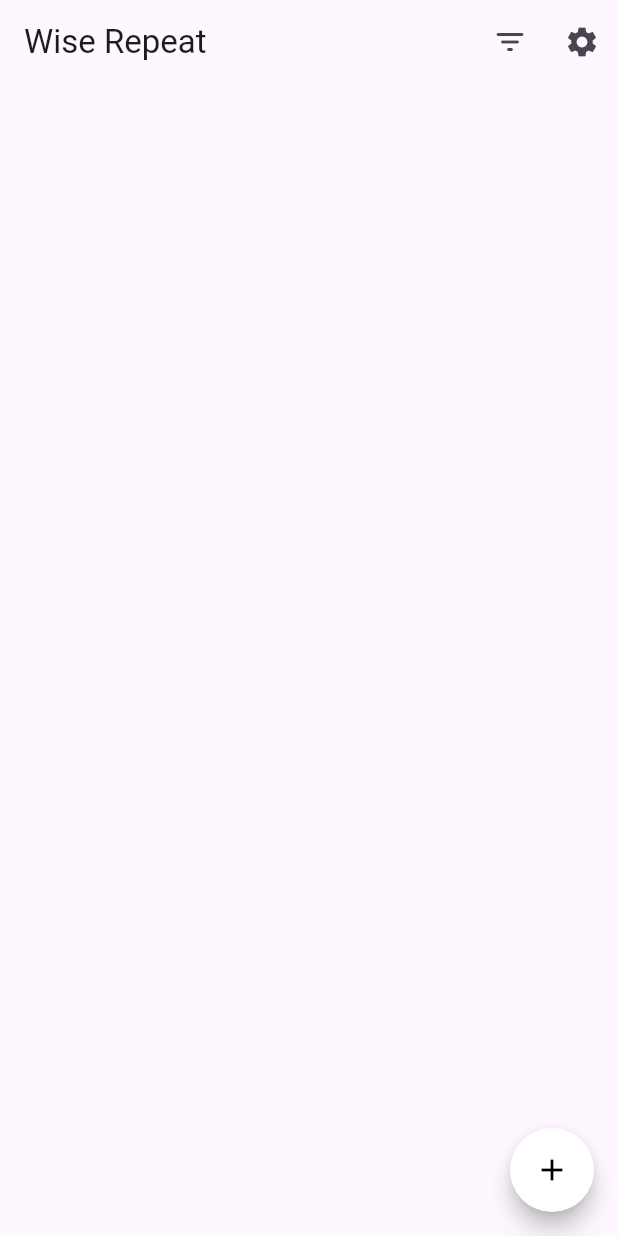
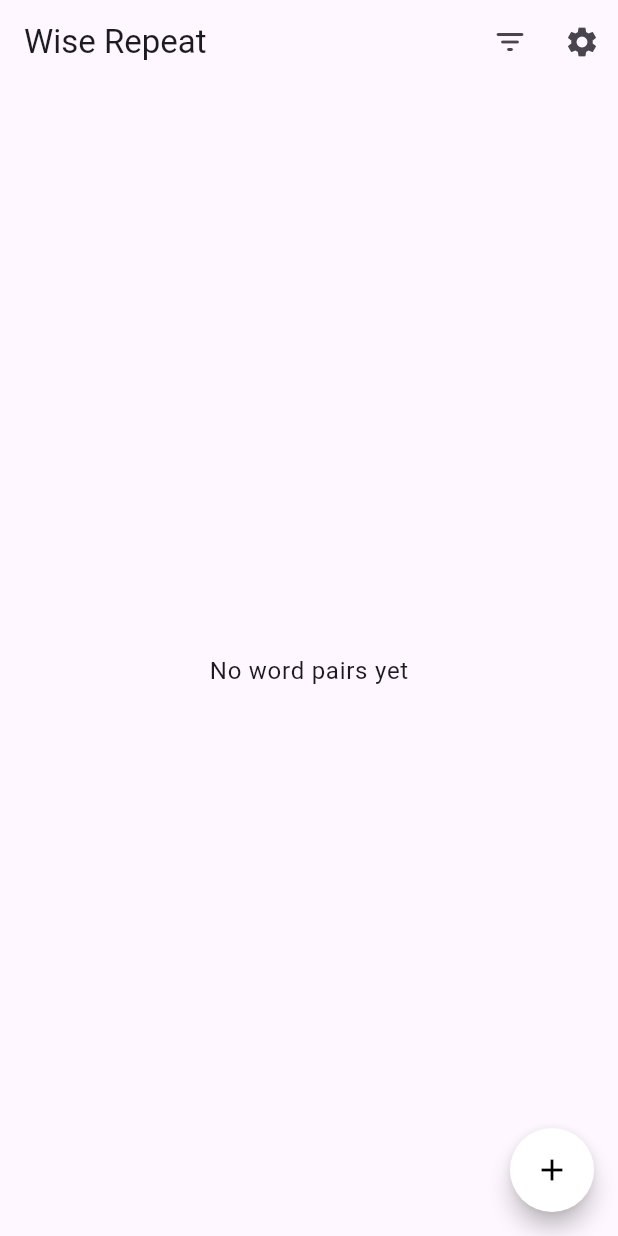
Before and after one commit to serhii-lypko/flutter-todo, a Flutter app: the screen it shows after launch, on a phone screen of 412 x 824 dp. Run offline on Flutter 3.47's test engine with Material 3 defaults, Android fonts, the phone set to English and light mode, and no system bars; our stand-ins replace bloc, equatable, flutter_bloc, go_router, hydrated_bloc.

Commit message:
Basic BLOC for a word pairs

```diff
--- /dev/null
+++ b/lib/features/exports.dart
@@ -0,0 +1,2 @@
+export 'home/home_page.dart';
+export 'settings/settings_page.dart';
--- /dev/null
+++ b/lib/features/home/bloc/word_pairs_bloc.dart
@@ -0,0 +1,24 @@
+import 'package:hydrated_bloc/hydrated_bloc.dart';
+import 'package:equatable/equatable.dart';
+import 'package:wise_repeat/shared/models/exports.dart';
+
+part 'word_pairs_event.dart';
+part 'word_pairs_state.dart';
+
+class WordPairsBloc extends HydratedBloc<WordPairsEvent, WordPairsState> {
+  WordPairsBloc() : super(const WordPairsState());
+
+  @override
+  WordPairsState fromJson(Map<String, dynamic> json) {
+    return WordPairsState(
+      wordPairs: (json['wordPairs'] as List).map((pair) => WordPair.fromJson(pair)).toList(),
+    );
+  }
+
+  @override
+  Map<String, dynamic> toJson(WordPairsState state) {
+    return {
+      'wordPairs': state.wordPairs.map((pair) => pair.toJson()).toList(),
+    };
+  }
+}
--- /dev/null
+++ b/lib/features/home/bloc/word_pairs_event.dart
@@ -0,0 +1,5 @@
+part of 'word_pairs_bloc.dart';
+
+class WordPairsEvent {}
+
+// final class CounterIncrementPressed extends WordPairsEvent {}
--- /dev/null
+++ b/lib/features/home/bloc/word_pairs_state.dart
@@ -0,0 +1,22 @@
+part of 'word_pairs_bloc.dart';
+
+final class WordPairsState extends Equatable {
+  const WordPairsState({
+    this.wordPairs = const [],
+  });
+
+  final List<WordPair> wordPairs;
+
+  WordPairsState copyWith({
+    List<WordPair> Function()? wordPairs,
+  }) {
+    return WordPairsState(
+      wordPairs: wordPairs != null ? wordPairs() : this.wordPairs,
+    );
+  }
+
+  @override
+  List<Object?> get props => [
+        wordPairs,
+      ];
+}
--- /dev/null
+++ b/lib/features/home/home_page.dart
@@ -0,0 +1,86 @@
+import 'package:flutter/material.dart';
+import 'package:flutter/cupertino.dart';
+import 'package:flutter_bloc/flutter_bloc.dart';
+
+import 'package:wise_repeat/features/exports.dart';
+
+import './bloc/word_pairs_bloc.dart';
+import './widgets/exports.dart';
+
+class HomePage extends StatelessWidget {
+  static const routeName = '/home';
+
+  const HomePage({super.key});
+
+  @override
+  Widget build(BuildContext context) {
+    return BlocProvider(
+      create: (_) => WordPairsBloc(),
+      child: const HomeView(),
+    );
+  }
+}
+
+class HomeView extends StatelessWidget {
+  const HomeView({super.key});
+
+  @override
+  Widget build(BuildContext context) {
+    return Scaffold(
+        appBar: AppBar(
+          title: const Text("Wise Repeat"),
+          actions: [
+            TodosOverviewFilterButton(),
+            IconButton(
+              icon: const Icon(Icons.settings),
+              onPressed: () {
+                Navigator.of(context).push(MaterialPageRoute(
+                  builder: (BuildContext context) {
+                    return const SettingsPage();
+                  },
+                ));
+              },
+            )
+          ],
+        ),
+        body: CupertinoScrollbar(
+          child: Padding(
+              padding: const EdgeInsets.only(top: 15.0),
+              child: BlocBuilder<WordPairsBloc, WordPairsState>(builder: (context, state) {
+                if (state.wordPairs.isEmpty) {
+                  return Center(
+                    child: Text(
+                      "No word pairs yet",
+                      style: Theme.of(context).textTheme.bodyLarge,
+                    ),
+                  );
+                }
+
+                return ListView(
+                  children: [
+                    for (final wordPair in state.wordPairs)
+                      WordPairListTile(
+                        wordPair: wordPair,
+                        onDismissed: (_) {},
+                        onTap: () {},
+                      ),
+                  ],
+                );
+              })),
+        ),
+        floatingActionButton: FloatingActionButton(
+          backgroundColor: Colors.white,
+          shape: const CircleBorder(),
+          child: const Icon(
+            Icons.add,
+            color: Colors.black,
+          ),
+          onPressed: () {
+            final TextEditingController leftController = TextEditingController();
+            final TextEditingController rightController = TextEditingController();
+
+            //
+          },
+        ));
+  }
+}
--- /dev/null
+++ b/lib/features/home/widgets/exports.dart
@@ -0,0 +1,2 @@
+export './filter_button.dart';
+export './word_pair_tile.dart';
--- a/lib/pages/home/widgets/filter_button.dart
+++ b/lib/features/home/widgets/filter_button.dart
@@ -1,21 +1,20 @@
 import 'package:flutter/material.dart';
 import 'package:flutter_bloc/flutter_bloc.dart';
 
-// TODO: location
-enum TodosViewFilter { all, activeOnly, completedOnly }
+enum ViewFilter { all, activeOnly, completedOnly }
 
-extension TodosViewFilterX on TodosViewFilter {
-  bool apply() {
-    return false;
-  }
-}
+// extension FilterButton on ViewFilter {
+//   bool apply() {
+//     return false;
+//   }
+// }
 
 class TodosOverviewFilterButton extends StatelessWidget {
   const TodosOverviewFilterButton({super.key});
 
   @override
   Widget build(BuildContext context) {
-    return PopupMenuButton<TodosViewFilter>(
+    return PopupMenuButton<ViewFilter>(
       shape: const ContinuousRectangleBorder(
         borderRadius: BorderRadius.all(Radius.circular(16)),
       ),
@@ -26,7 +25,7 @@ class TodosOverviewFilterButton extends StatelessWidget {
       itemBuilder: (context) {
         return [
           PopupMenuItem(
-            value: TodosViewFilter.all,
+            value: ViewFilter.all,
             child: Text("hello"),
           ),
         ];
--- a/lib/pages/home/widgets/word_pair_tile.dart
+++ b/lib/features/home/widgets/word_pair_tile.dart
@@ -2,15 +2,17 @@ import 'package:flutter/material.dart';
 
 // import '../../../packages/data_provider/models.dart';
 
+import 'package:wise_repeat/shared/models/exports.dart';
+
 class WordPairListTile extends StatelessWidget {
   const WordPairListTile({
-    // required this.wordPair,
+    required this.wordPair,
     Key? key,
     this.onDismissed,
     this.onTap,
   }) : super(key: key);
 
-  // final WordPair wordPair;
+  final WordPair wordPair;
   final DismissDirectionCallback? onDismissed;
   final VoidCallback? onTap;
 
--- a/lib/pages/settings/settings_page.dart
+++ b/lib/features/settings/settings_page.dart
@@ -3,7 +3,7 @@ import 'package:flutter_bloc/flutter_bloc.dart';
 
 import 'package:wise_repeat/shared/bloc/exports.dart';
 
-import './widgets/exports.dart';
+import 'widgets/exports.dart';
 
 class SettingsPage extends StatelessWidget {
   const SettingsPage({super.key});
--- /dev/null
+++ b/lib/features/settings/widgets/exports.dart
@@ -0,0 +1 @@
+export 'theme_picker.dart';
--- a/lib/main.dart
+++ b/lib/main.dart
@@ -31,6 +31,8 @@ class AppView extends StatelessWidget {
   Widget build(BuildContext context) {
     return BlocProvider(
         create: (_) => SettingsCubit(),
+
+        // TODO: is it neccessary to use BlocBuilder here?
         child: BlocBuilder<SettingsCubit, SettingsState>(builder: (context, state) {
           return MaterialApp.router(
             debugShowCheckedModeBanner: false,
--- a/lib/pages/exports.dart
+++ /dev/null
@@ -1,2 +0,0 @@
-export './home/home_page.dart';
-export './settings/settings_page.dart';
--- a/lib/pages/home/home_page.dart
+++ /dev/null
@@ -1,41 +0,0 @@
-import 'package:flutter/material.dart';
-import 'package:flutter/cupertino.dart';
-import 'package:flutter_bloc/flutter_bloc.dart';
-
-import 'widgets/word_pair_tile.dart';
-
-import 'widgets/filter_button.dart';
-import 'widgets/settings_link_button.dart';
-
-class HomePage extends StatelessWidget {
-  static const routeName = '/home';
-
-  const HomePage({super.key});
-
-  @override
-  Widget build(BuildContext context) {
-    return Scaffold(
-        appBar: AppBar(
-          title: const Text("Wise Repeat"),
-          actions: const [
-            // FIXME
-            TodosOverviewFilterButton(),
-            SettingsLinkButton(),
-          ],
-        ),
-        floatingActionButton: FloatingActionButton(
-          backgroundColor: Colors.white,
-          shape: const CircleBorder(),
-          child: const Icon(
-            Icons.add,
-            color: Colors.black,
-          ),
-          onPressed: () {
-            final TextEditingController leftController = TextEditingController();
-            final TextEditingController rightController = TextEditingController();
-
-            //
-          },
-        ));
-  }
-}
--- a/lib/pages/home/widgets/settings_link_button.dart
+++ /dev/null
@@ -1,22 +0,0 @@
-import 'package:flutter/material.dart';
-
-// FIXME
-import '../../settings/settings_page.dart';
-
-class SettingsLinkButton extends StatelessWidget {
-  const SettingsLinkButton({Key? key}) : super(key: key);
-
-  @override
-  Widget build(BuildContext context) {
-    return IconButton(
-      icon: Icon(Icons.settings),
-      onPressed: () {
-        Navigator.of(context).push(MaterialPageRoute(
-          builder: (BuildContext context) {
-            return const SettingsPage();
-          },
-        ));
-      },
-    );
-  }
-}
--- a/lib/pages/settings/widgets/exports.dart
+++ /dev/null
@@ -1 +0,0 @@
-export './theme_picker.dart';
--- a/lib/router/router.dart
+++ b/lib/router/router.dart
@@ -1,7 +1,7 @@
 import 'package:flutter/material.dart';
 import 'package:go_router/go_router.dart';
 
-import 'package:wise_repeat/pages/exports.dart';
+import 'package:wise_repeat/features/exports.dart';
 
 class AppRouterConfig {
   static AppRouterConfig get instance => _instance;
--- /dev/null
+++ b/lib/shared/models/exports.dart
@@ -0,0 +1 @@
+export './word_pair.dart';
--- /dev/null
+++ b/lib/shared/models/word_pair.dart
@@ -0,0 +1,45 @@
+import 'package:equatable/equatable.dart';
+import 'package:json_annotation/json_annotation.dart';
+import 'package:uuid/uuid.dart';
+
+part 'word_pair.g.dart';
+
+@JsonSerializable()
+class WordPair extends Equatable {
+  WordPair({
+    String? id,
+    this.left = '',
+    this.right = '',
+    this.isLearned = false,
+  })  : assert(
+          id == null || id.isNotEmpty,
+          'id must either be null or not empty',
+        ),
+        id = id ?? const Uuid().v4();
+
+  final String id;
+  final String left;
+  final String right;
+  final bool isLearned;
+
+  WordPair copyWith({
+    String? id,
+    String? left,
+    String? right,
+    bool? isLearned,
+  }) {
+    return WordPair(
+      id: id ?? this.id,
+      left: left ?? this.left,
+      right: right ?? this.right,
+      isLearned: isLearned ?? this.isLearned,
+    );
+  }
+
+  static WordPair fromJson(Map<String, dynamic> json) => _$WordPairFromJson(json);
+
+  Map<String, dynamic> toJson() => _$WordPairToJson(this);
+
+  @override
+  List<Object> get props => [id, left, right, isLearned];
+}
```
Also changed, not shown: lib/features/settings/widgets/theme_picker.dart (renamed from lib/pages/settings/widgets/theme_picker.dart), lib/shared/models/word_pair.g.dart (added), 1 other file.
